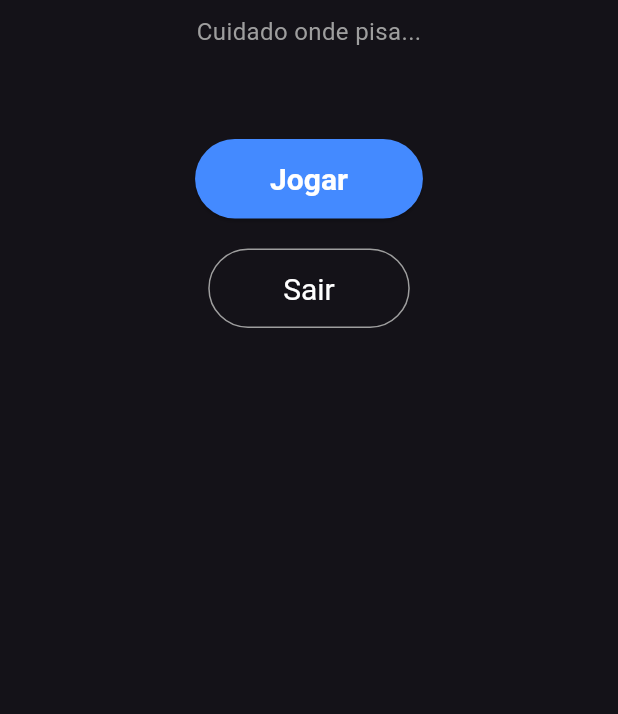
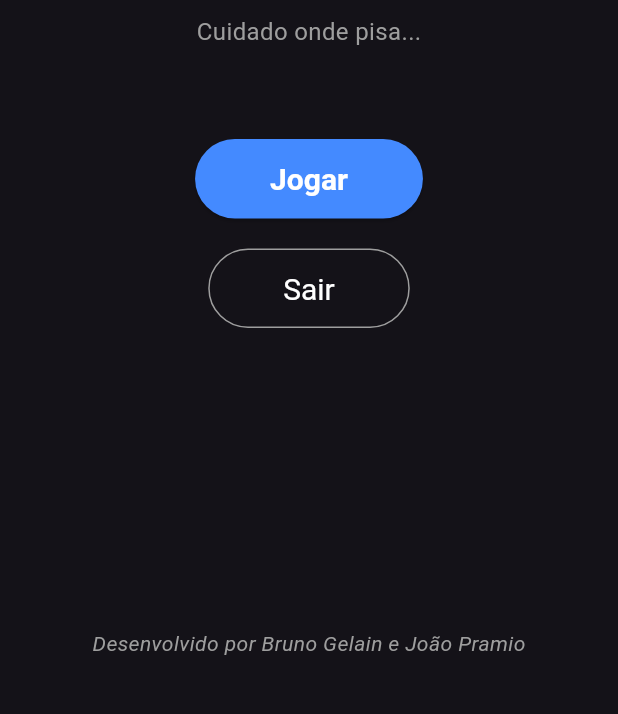
Before and after one commit to Gaffix/campominado, a Flutter app: the screen it shows after launch, on a phone screen of 412 x 824 dp, the part 506-1220 px from its top. Run offline on Flutter 3.47's test engine with Material 3 defaults, Android fonts, the phone set to English and light mode, and no system bars.

Commit message:
adicionado creditos e tabuleiro maior

```diff
--- a/campominado/lib/main.dart
+++ b/campominado/lib/main.dart
@@ -2,6 +2,7 @@ import 'package:flutter/material.dart';
 import 'package:flutter/services.dart';
 import 'dart:math';
 
+// logica
 class Ponto {
   final int x;
   final int y;
@@ -79,6 +80,7 @@ class BoomBoomApp extends StatelessWidget {
   }
 }
 
+// TELA DE INÍCIO
 class TelaInicio extends StatelessWidget {
   const TelaInicio({super.key});
 
@@ -140,12 +142,28 @@ class TelaInicio extends StatelessWidget {
               ],
             ),
           ),
+
+          const Align(
+            alignment: Alignment.bottomCenter,
+            child: Padding(
+              padding: EdgeInsets.only(bottom: 48.0), // pra sair de tras dos botao de baixo
+              child: Text(
+                'Desenvolvido por Bruno Gelain e João Pramio',
+                style: TextStyle(
+                  color: Colors.grey,
+                  fontSize: 14,
+                  fontStyle: FontStyle.italic,
+                ),
+              ),
+            ),
+          ),
         ],
       ),
     );
   }
 }
 
+// TELA DO JOGO
 class TelaJogo extends StatefulWidget {
   const TelaJogo({super.key});
 
@@ -154,7 +172,7 @@ class TelaJogo extends StatefulWidget {
 }
 
 class _TelaJogoState extends State<TelaJogo> {
-  static const int campoSize = 8;
+  static const int campoSize = 12;
   static const int numeroMinas = 8;
 
   late Set<Ponto> minasPos;
```
